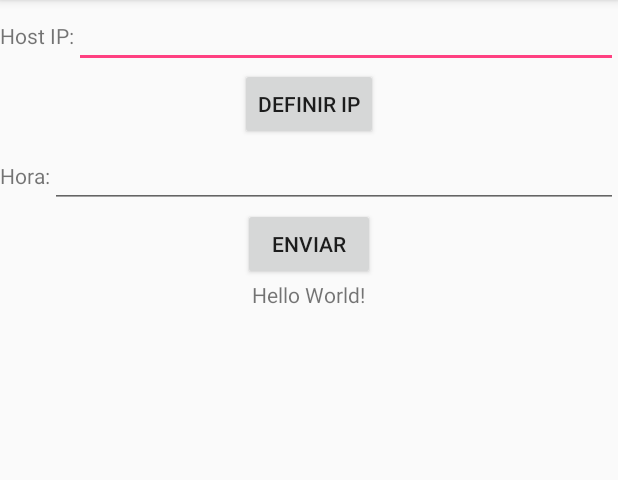
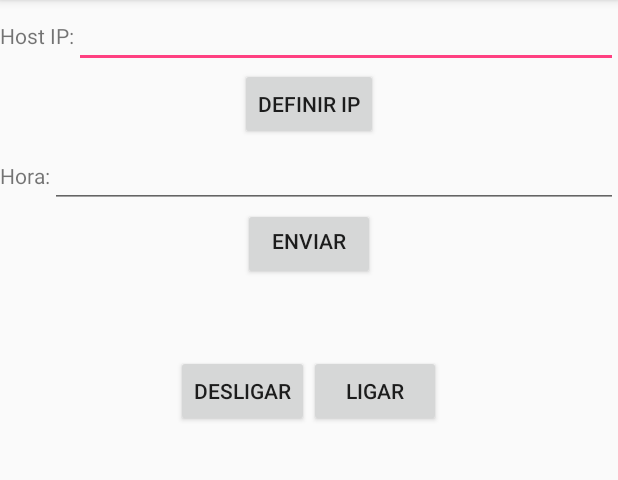
Before and after one commit to CoffeeMeUp/Android, an Android app: the screen it shows after launch (MainActivity), on a phone screen of 412 x 824 dp, the part 84-564 px from its top. Run offline under Robolectric (Android 15) with nearby library versions, the light colour scheme and no system bars; 1 statement that could not run was skipped.

Commit message:
buttons created

```diff
--- a/app/src/main/res/layout/activity_main.xml
+++ b/app/src/main/res/layout/activity_main.xml
@@ -50,21 +50,34 @@
     </LinearLayout>
 
     <Button
+        android:paddingTop="5dp"
         android:layout_width="wrap_content"
         android:layout_height="wrap_content"
-        android:layout_gravity="center"
+        android:layout_gravity="center|bottom"
         android:text="@string/send"
         android:id="@+id/button" />
 
-    <TextView
+    <Space
+        android:layout_width="match_parent"
+        android:layout_height="50dp" />
+
+    <LinearLayout
+        android:layout_gravity="center"
         android:layout_width="wrap_content"
-        android:layout_height="wrap_content"
-        android:text="Hello World!"
-        android:layout_gravity="center"
-        android:id="@+id/txt_msg"
-        app:layout_constraintBottom_toBottomOf="@id/hour_layout"
-        app:layout_constraintLeft_toLeftOf="parent"
-        app:layout_constraintRight_toRightOf="parent"
-        app:layout_constraintTop_toTopOf="parent" />
+        android:layout_height="wrap_content">
+
+        <Button
+            android:layout_width="wrap_content"
+            android:layout_height="wrap_content"
+            android:id="@+id/coffee_off"
+            android:text="@string/desligar"/>
+
+        <Button
+            android:layout_width="wrap_content"
+            android:layout_height="wrap_content"
+            android:id="@+id/coffee_on"
+            android:text="@string/ligar"/>
+    </LinearLayout>
+
 
 </LinearLayout>
--- a/app/src/main/res/values/strings.xml
+++ b/app/src/main/res/values/strings.xml
@@ -5,4 +5,6 @@
     <string name="host_ip">Host IP:</string>
     <string name="define_ip">Definir IP</string>
     <string name="invalid_ip">IP inválido</string>
+    <string name="desligar">Desligar</string>
+    <string name="ligar">Ligar</string>
 </resources>
```
